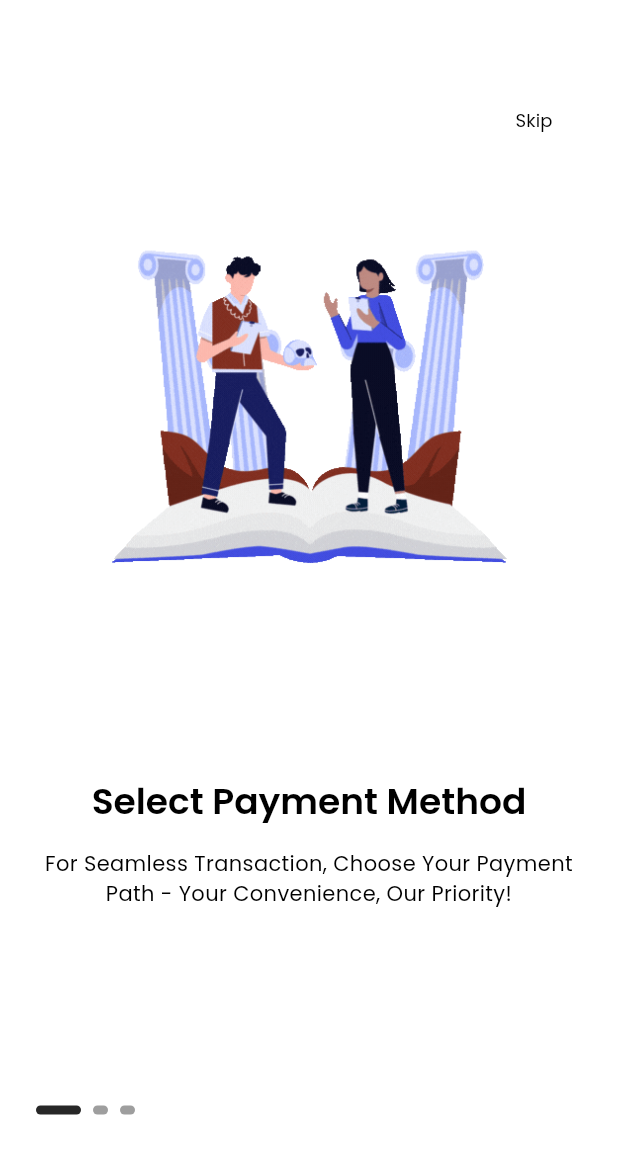
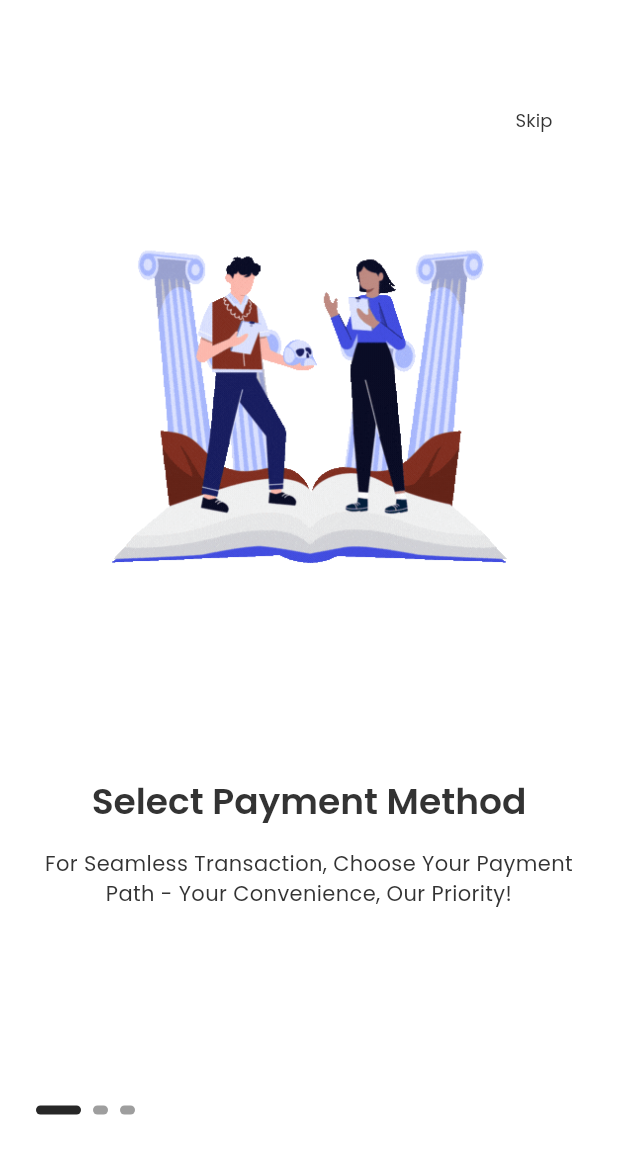
Before and after one commit to golamshakib/e-commerce-app_named-FlexiShop, a Flutter app: the screen it shows after launch, swiped to page 2, on a phone screen of 412 x 824 dp. Shown: the top 1154 px of the screen. Run offline on Flutter 3.47's test engine with Material 3 defaults, Android fonts, the phone set to English and light mode, and no system bars; drawn by our look-alikes of smooth_page_indicator; our stand-ins replace logger, shared_preferences.

Commit message:
modified all colors property

```diff
--- a/lib/utils/constants/colors.dart
+++ b/lib/utils/constants/colors.dart
@@ -11,7 +11,7 @@ class YColors {
   // -- T E X T   C O L O R S
   static const Color textPrimary = Color(0xFF333333);
   static const Color textSecondary = Color(0xFF6C757D);
-  static const Color textWhite = Colors.white;
+  static const Color textWhite = Color(0xFFFFFFFF);
 
   // -- B A C K G R O U N D   C O L O R S
   static const Color light = Color(0xFFF6F6f6);
--- a/lib/utils/theme/custom_themes/appbar_theme.dart
+++ b/lib/utils/theme/custom_themes/appbar_theme.dart
@@ -1,3 +1,4 @@
+import 'package:flexishop/utils/constants/colors.dart';
 import 'package:flutter/material.dart';
 
 class YAppBarTheme {
@@ -10,9 +11,9 @@ class YAppBarTheme {
     scrolledUnderElevation: 0,
     backgroundColor: Colors.transparent,
     surfaceTintColor: Colors.transparent,
-    iconTheme: IconThemeData(color: Colors.black, size: 24.0),
-    actionsIconTheme: IconThemeData(color: Colors.black, size: 24.0),
-    titleTextStyle: TextStyle(fontSize: 18.0, fontWeight: FontWeight.w600, color: Colors.black),
+    iconTheme: IconThemeData(color: YColors.black, size: 24.0),
+    actionsIconTheme: IconThemeData(color: YColors.black, size: 24.0),
+    titleTextStyle: TextStyle(fontSize: 18.0, fontWeight: FontWeight.w600, color: YColors.textPrimary),
   );
 
   // D A R K   A P P   B A R   T H E M E
@@ -22,8 +23,8 @@ class YAppBarTheme {
     scrolledUnderElevation: 0,
     backgroundColor: Colors.transparent,
     surfaceTintColor: Colors.transparent,
-    iconTheme: IconThemeData(color: Colors.white, size: 24.0),
-    actionsIconTheme: IconThemeData(color: Colors.white, size: 24.0),
-    titleTextStyle: TextStyle(fontSize: 18.0, fontWeight: FontWeight.w600, color: Colors.white),
+    iconTheme: IconThemeData(color: YColors.white, size: 24.0),
+    actionsIconTheme: IconThemeData(color: YColors.white, size: 24.0),
+    titleTextStyle: TextStyle(fontSize: 18.0, fontWeight: FontWeight.w600, color: YColors.textWhite),
   );
 }
--- a/lib/utils/theme/custom_themes/bottom_sheet_theme.dart
+++ b/lib/utils/theme/custom_themes/bottom_sheet_theme.dart
@@ -1,3 +1,4 @@
+import 'package:flexishop/utils/constants/colors.dart';
 import 'package:flutter/material.dart';
 
 class YBottomSheetTheme {
@@ -6,8 +7,8 @@ class YBottomSheetTheme {
   // L I G H T   B O T T O M   S H E E T   T H E M E
   static BottomSheetThemeData lightBottomSheetTheme = BottomSheetThemeData(
     showDragHandle: true,
-    backgroundColor: Colors.white,
-    modalBackgroundColor: Colors.white,
+    backgroundColor: YColors.light,
+    modalBackgroundColor: YColors.white,
     constraints: const BoxConstraints(minWidth: double.infinity),
     shape: RoundedRectangleBorder(borderRadius: BorderRadius.circular(16.0)),
   );
@@ -15,8 +16,8 @@ class YBottomSheetTheme {
   // D A R K   B O T T O M   S H E E T   T H E M E
   static BottomSheetThemeData darkBottomSheetTheme = BottomSheetThemeData(
     showDragHandle: true,
-    backgroundColor: Colors.black,
-    modalBackgroundColor: Colors.black,
+    backgroundColor: YColors.dark,
+    modalBackgroundColor: YColors.black,
     constraints: const BoxConstraints(minWidth: double.infinity),
     shape: RoundedRectangleBorder(borderRadius: BorderRadius.circular(16.0)),
   );
--- a/lib/utils/theme/custom_themes/checkbox_theme.dart
+++ b/lib/utils/theme/custom_themes/checkbox_theme.dart
@@ -1,3 +1,4 @@
+import 'package:flexishop/utils/constants/colors.dart';
 import 'package:flutter/material.dart';
 
 class YCheckboxTheme {
@@ -8,14 +9,14 @@ class YCheckboxTheme {
     shape: RoundedRectangleBorder(borderRadius: BorderRadius.circular(4.0)),
     checkColor: WidgetStateProperty.resolveWith((states) {
       if (states.contains(WidgetState.selected)) {
-        return Colors.white;
+        return YColors.white;
       } else {
-        return Colors.black;
+        return YColors.black;
       }
     }),
     fillColor: WidgetStateProperty.resolveWith((states) {
       if (states.contains(WidgetState.selected)) {
-        return Colors.blue;
+        return YColors.primary;
       } else {
         return Colors.transparent;
       }
@@ -27,14 +28,14 @@ class YCheckboxTheme {
     shape: RoundedRectangleBorder(borderRadius: BorderRadius.circular(4.0)),
     checkColor: WidgetStateProperty.resolveWith((states) {
       if (states.contains(WidgetState.selected)) {
-        return Colors.white;
+        return YColors.white;
       } else {
-        return Colors.black;
+        return YColors.black;
       }
     }),
     fillColor: WidgetStateProperty.resolveWith((states) {
       if (states.contains(WidgetState.selected)) {
-        return Colors.blue;
+        return YColors.primary;
       } else {
         return Colors.transparent;
       }
--- a/lib/utils/theme/custom_themes/chip_theme.dart
+++ b/lib/utils/theme/custom_themes/chip_theme.dart
@@ -1,3 +1,4 @@
+import 'package:flexishop/utils/constants/colors.dart';
 import 'package:flutter/material.dart';
 
 class YChipTheme {
@@ -5,19 +6,19 @@ class YChipTheme {
 
   // L I G H T   C H I P   T H E M E
   static ChipThemeData lightChipTheme = ChipThemeData(
-    disabledColor: Colors.grey.withOpacity(0.4),
-    labelStyle: const TextStyle(color: Colors.black),
-    selectedColor: Colors.blue,
+    disabledColor: YColors.grey.withOpacity(0.4),
+    labelStyle: const TextStyle(color: YColors.textPrimary),
+    selectedColor: YColors.primary,
     padding: const EdgeInsets.symmetric(horizontal: 12.0, vertical: 12.0),
-    checkmarkColor: Colors.white,
+    checkmarkColor: YColors.white,
   );
 
   // D A R K   C H I P   T H E M E
   static ChipThemeData darkChipTheme = ChipThemeData(
     disabledColor: Colors.grey.withOpacity(0.4),
-    labelStyle: const TextStyle(color: Colors.white),
-    selectedColor: Colors.blue,
+    labelStyle: const TextStyle(color: YColors.white),
+    selectedColor: YColors.primary,
     padding: const EdgeInsets.symmetric(horizontal: 12.0, vertical: 12.0),
-    checkmarkColor: Colors.white,
+    checkmarkColor: YColors.white,
   );
 }
--- a/lib/utils/theme/custom_themes/elevated_button_theme.dart
+++ b/lib/utils/theme/custom_themes/elevated_button_theme.dart
@@ -1,3 +1,4 @@
+import 'package:flexishop/utils/constants/colors.dart';
 import 'package:flutter/material.dart';
 
 class YElevatedButtonTheme {
@@ -7,13 +8,13 @@ class YElevatedButtonTheme {
   static ElevatedButtonThemeData lightElevatedButtonTheme = ElevatedButtonThemeData(
     style: ElevatedButton.styleFrom(
       elevation: 0,
-      foregroundColor: Colors.black,
-      backgroundColor: Colors.blue,
-      disabledForegroundColor: Colors.grey,
-      disabledBackgroundColor: Colors.grey,
-      side: const BorderSide(color: Colors.blue),
+      foregroundColor: YColors.black,
+      backgroundColor: YColors.buttonPrimary,
+      disabledForegroundColor: YColors.lightGrey,
+      disabledBackgroundColor: YColors.darkGrey,
+      side: const BorderSide(color: YColors.buttonPrimary),
       padding: const EdgeInsets.symmetric(vertical: 18.0),
-      textStyle: const TextStyle(fontSize: 16.0, fontWeight: FontWeight.w600, color: Colors.black),
+      textStyle: const TextStyle(fontSize: 16.0, fontWeight: FontWeight.w600, color: YColors.textPrimary),
       shape: RoundedRectangleBorder(borderRadius: BorderRadius.circular(12.0)),
     ),
   );
@@ -22,13 +23,13 @@ class YElevatedButtonTheme {
   static ElevatedButtonThemeData darkElevatedButtonTheme = ElevatedButtonThemeData(
     style: ElevatedButton.styleFrom(
       elevation: 0,
-      foregroundColor: Colors.white,
-      backgroundColor: Colors.blue,
-      disabledForegroundColor: Colors.grey,
-      disabledBackgroundColor: Colors.grey,
-      side: const BorderSide(color: Colors.blue),
+      foregroundColor: YColors.white,
+      backgroundColor: YColors.buttonPrimary,
+      disabledForegroundColor: YColors.darkGrey,
+      disabledBackgroundColor: YColors.lightGrey,
+      side: const BorderSide(color: YColors.buttonPrimary),
       padding: const EdgeInsets.symmetric(vertical: 18.0),
-      textStyle: const TextStyle(fontSize: 16.0, fontWeight: FontWeight.w600, color: Colors.white),
+      textStyle: const TextStyle(fontSize: 16.0, fontWeight: FontWeight.w600, color: YColors.textWhite),
       shape: RoundedRectangleBorder(borderRadius: BorderRadius.circular(12.0)),
     ),
   );
--- a/lib/utils/theme/custom_themes/outlined_button_theme.dart
+++ b/lib/utils/theme/custom_themes/outlined_button_theme.dart
@@ -1,3 +1,4 @@
+import 'package:flexishop/utils/constants/colors.dart';
 import 'package:flutter/material.dart';
 
 class YOutlinedButtonTheme {
@@ -8,11 +9,11 @@ class YOutlinedButtonTheme {
       OutlinedButtonThemeData(
     style: OutlinedButton.styleFrom(
       elevation: 0,
-      foregroundColor: Colors.black,
-      side: const BorderSide(color: Colors.blue),
+      foregroundColor: YColors.black,
+      side: const BorderSide(color: YColors.buttonPrimary),
       padding: const EdgeInsets.symmetric(vertical: 16.0, horizontal: 20.0),
       textStyle: const TextStyle(
-          fontSize: 16.0, fontWeight: FontWeight.w600, color: Colors.black),
+          fontSize: 16.0, fontWeight: FontWeight.w600, color: YColors.textPrimary),
       shape: RoundedRectangleBorder(borderRadius: BorderRadius.circular(14.0)),
     ),
   );
@@ -22,11 +23,11 @@ class YOutlinedButtonTheme {
       OutlinedButtonThemeData(
     style: OutlinedButton.styleFrom(
       elevation: 0,
-      foregroundColor: Colors.white,
-      side: const BorderSide(color: Colors.blueAccent),
+      foregroundColor: YColors.white,
+      side: const BorderSide(color: YColors.buttonPrimary),
       padding: const EdgeInsets.symmetric(vertical: 16.0, horizontal: 20.0),
       textStyle: const TextStyle(
-          fontSize: 16.0, fontWeight: FontWeight.w600, color: Colors.white),
+          fontSize: 16.0, fontWeight: FontWeight.w600, color: YColors.textWhite),
       shape: RoundedRectangleBorder(borderRadius: BorderRadius.circular(14.0)),
     ),
   );
--- a/lib/utils/theme/custom_themes/text_field_theme.dart
+++ b/lib/utils/theme/custom_themes/text_field_theme.dart
@@ -1,3 +1,4 @@
+import 'package:flexishop/utils/constants/colors.dart';
 import 'package:flutter/material.dart';
 
 class YTextFormFieldTheme {
@@ -6,64 +7,64 @@ class YTextFormFieldTheme {
   // L I G H T   F O r M   F I E L D   T H E M E
   static InputDecorationTheme lightInputDecorationTheme = InputDecorationTheme(
     errorMaxLines: 3,
-    prefixIconColor: Colors.grey,
-    suffixIconColor: Colors.grey,
+    prefixIconColor: YColors.darkerGrey,
+    suffixIconColor: YColors.darkerGrey,
     // constraints: const BoxConstraints.expand(height: 14.inputFieldHeight),
-    labelStyle: const TextStyle().copyWith(fontSize: 14.0, color: Colors.black),
-    hintStyle: const TextStyle().copyWith(fontSize: 14.0, color: Colors.black),
-    errorStyle: const TextStyle().copyWith(fontStyle: FontStyle.normal),
-    floatingLabelStyle: const TextStyle().copyWith(color: Colors.black.withOpacity(0.8)),
+    labelStyle: const TextStyle().copyWith(fontSize: 14.0, color: YColors.textPrimary),
+    hintStyle: const TextStyle().copyWith(fontSize: 14.0, color: YColors.textPrimary),
+    errorStyle: const TextStyle().copyWith(fontStyle: FontStyle.normal, color: YColors.error),
+    floatingLabelStyle: const TextStyle().copyWith(color: YColors.textPrimary.withOpacity(0.8)),
     border: const OutlineInputBorder().copyWith(
       borderRadius: BorderRadius.circular(14.0),
-      borderSide: const BorderSide(width: 1.0, color: Colors.grey),
+      borderSide: const BorderSide(width: 1.0, color: YColors.borderPrimary),
     ),
     enabledBorder: const OutlineInputBorder().copyWith(
       borderRadius: BorderRadius.circular(14.0),
-      borderSide: const BorderSide(width: 1.0, color: Colors.grey),
+      borderSide: const BorderSide(width: 1.0, color: YColors.borderPrimary),
     ),
     focusedBorder: const OutlineInputBorder().copyWith(
       borderRadius: BorderRadius.circular(14.0),
-      borderSide: const BorderSide(width: 1.0, color: Colors.black12),
+      borderSide: const BorderSide(width: 1.0, color: YColors.grey),
     ),
     errorBorder: const OutlineInputBorder().copyWith(
       borderRadius: BorderRadius.circular(14.0),
-      borderSide: const BorderSide(width: 1.0, color: Colors.red),
+      borderSide: const BorderSide(width: 1.0, color: YColors.error),
     ),
     focusedErrorBorder: const  OutlineInputBorder().copyWith(
       borderRadius: BorderRadius.circular(14.0),
-      borderSide: const BorderSide(width: 2.0, color: Colors.orange),
+      borderSide: const BorderSide(width: 2.0, color: YColors.warning),
     ),
   );
 
   // D A r K   F O r M   F I E L D   T H E M E
   static InputDecorationTheme darkInputDecorationTheme = InputDecorationTheme(
     errorMaxLines: 3,
-    prefixIconColor: Colors.grey,
-    suffixIconColor: Colors.grey,
+    prefixIconColor: YColors.lightGrey,
+    suffixIconColor: YColors.lightGrey,
     // constraints: const BoxConstraints.expand(height: 14.inputFieldHeight),
-    labelStyle: const TextStyle().copyWith(fontSize: 14.0, color: Colors.white),
-    hintStyle: const TextStyle().copyWith(fontSize: 14.0, color: Colors.white),
-    errorStyle: const TextStyle().copyWith(fontStyle: FontStyle.normal),
-    floatingLabelStyle: const TextStyle().copyWith(color: Colors.white.withOpacity(0.8)),
+    labelStyle: const TextStyle().copyWith(fontSize: 14.0, color: YColors.textWhite),
+    hintStyle: const TextStyle().copyWith(fontSize: 14.0, color: YColors.textWhite),
+    errorStyle: const TextStyle().copyWith(fontStyle: FontStyle.normal, color: YColors.error),
+    floatingLabelStyle: const TextStyle().copyWith(color: YColors.textWhite.withOpacity(0.8)),
     border: const OutlineInputBorder().copyWith(
       borderRadius: BorderRadius.circular(14.0),
-      borderSide: const BorderSide(width: 1.0, color: Colors.grey),
+      borderSide: const BorderSide(width: 1.0, color: YColors.borderSecondary),
     ),
     enabledBorder: const OutlineInputBorder().copyWith(
       borderRadius: BorderRadius.circular(14.0),
-      borderSide: const BorderSide(width: 1.0, color: Colors.grey),
+      borderSide: const BorderSide(width: 1.0, color: YColors.borderSecondary),
     ),
     focusedBorder: const OutlineInputBorder().copyWith(
       borderRadius: BorderRadius.circular(14.0),
-      borderSide: const BorderSide(width: 1.0, color: Colors.white),
+      borderSide: const BorderSide(width: 1.0, color: YColors.lightGrey),
     ),
     errorBorder: const OutlineInputBorder().copyWith(
       borderRadius: BorderRadius.circular(14.0),
-      borderSide: const BorderSide(width: 1.0, color: Colors.red),
+      borderSide: const BorderSide(width: 1.0, color: YColors.error),
     ),
     focusedErrorBorder: const  OutlineInputBorder().copyWith(
       borderRadius: BorderRadius.circular(14.0),
-      borderSide: const BorderSide(width: 2.0, color: Colors.orange),
+      borderSide: const BorderSide(width: 2.0, color: YColors.warning),
     ),
   );
 }
--- a/lib/utils/theme/custom_themes/text_theme.dart
+++ b/lib/utils/theme/custom_themes/text_theme.dart
@@ -1,41 +1,43 @@
 import 'package:flutter/material.dart';
+
+import '../../constants/colors.dart';
 
 class YTextTheme {
   YTextTheme._();
 
   // L I G H T   T E X T   T H E M E
   static TextTheme lightTextTheme = TextTheme(
-    headlineLarge: const TextStyle().copyWith(fontSize: 32.0, fontWeight: FontWeight.bold, color: Colors.black),
-    headlineMedium: const TextStyle().copyWith(fontSize: 24.0, fontWeight: FontWeight.w600, color: Colors.black),
-    headlineSmall: const TextStyle().copyWith(fontSize: 18.0, fontWeight: FontWeight.w600, color: Colors.black),
+    headlineLarge: const TextStyle().copyWith(fontSize: 32.0, fontWeight: FontWeight.bold, color: YColors.textPrimary),
+    headlineMedium: const TextStyle().copyWith(fontSize: 24.0, fontWeight: FontWeight.w600, color: YColors.textPrimary),
+    headlineSmall: const TextStyle().copyWith(fontSize: 18.0, fontWeight: FontWeight.w600, color: YColors.textPrimary),
 
-    titleLarge: const TextStyle().copyWith(fontSize: 16.0, fontWeight: FontWeight.w600, color: Colors.black),
-    titleMedium: const TextStyle().copyWith(fontSize: 16.0, fontWeight: FontWeight.w500, color: Colors.black),
-    titleSmall: const TextStyle().copyWith(fontSize: 16.0, fontWeight: FontWeight.w400, color: Colors.black),
+    titleLarge: const TextStyle().copyWith(fontSize: 16.0, fontWeight: FontWeight.w600, color: YColors.textPrimary),
+    titleMedium: const TextStyle().copyWith(fontSize: 16.0, fontWeight: FontWeight.w500, color: YColors.textPrimary),
+    titleSmall: const TextStyle().copyWith(fontSize: 16.0, fontWeight: FontWeight.w400, color: YColors.textPrimary),
 
-    bodyLarge: const TextStyle().copyWith(fontSize: 14.0, fontWeight: FontWeight.w500, color: Colors.black),
-    bodyMedium: const TextStyle().copyWith(fontSize: 14.0, fontWeight: FontWeight.normal, color: Colors.black),
-    bodySmall: const TextStyle().copyWith(fontSize: 14.0, fontWeight: FontWeight.w500, color: Colors.black.withOpacity(0.5)),
+    bodyLarge: const TextStyle().copyWith(fontSize: 14.0, fontWeight: FontWeight.w500, color: YColors.textPrimary),
+    bodyMedium: const TextStyle().copyWith(fontSize: 14.0, fontWeight: FontWeight.normal, color: YColors.textPrimary),
+    bodySmall: const TextStyle().copyWith(fontSize: 14.0, fontWeight: FontWeight.w500, color: YColors.textPrimary.withOpacity(0.5)),
 
-    labelLarge: const TextStyle().copyWith(fontSize: 12.0, fontWeight: FontWeight.normal, color: Colors.black),
-    labelMedium: const TextStyle().copyWith(fontSize: 12.0, fontWeight: FontWeight.normal, color: Colors.black.withOpacity(0.5)),
+    labelLarge: const TextStyle().copyWith(fontSize: 12.0, fontWeight: FontWeight.normal, color: YColors.textPrimary),
+    labelMedium: const TextStyle().copyWith(fontSize: 12.0, fontWeight: FontWeight.normal, color: YColors.textPrimary.withOpacity(0.5)),
   );
 
   // D A R K   T E X T   T H E M E
   static TextTheme darkTextTheme = TextTheme(
-    headlineLarge: const TextStyle().copyWith(fontSize: 32.0, fontWeight: FontWeight.bold, color: Colors.white),
-    headlineMedium: const TextStyle().copyWith(fontSize: 24.0, fontWeight: FontWeight.w600, color: Colors.white),
-    headlineSmall: const TextStyle().copyWith(fontSize: 18.0, fontWeight: FontWeight.w600, color: Colors.white),
+    headlineLarge: const TextStyle().copyWith(fontSize: 32.0, fontWeight: FontWeight.bold, color: YColors.textWhite),
+    headlineMedium: const TextStyle().copyWith(fontSize: 24.0, fontWeight: FontWeight.w600, color: YColors.textWhite),
+    headlineSmall: const TextStyle().copyWith(fontSize: 18.0, fontWeight: FontWeight.w600, color: YColors.textWhite),
 
-    titleLarge: const TextStyle().copyWith(fontSize: 16.0, fontWeight: FontWeight.w600, color: Colors.white),
-    titleMedium: const TextStyle().copyWith(fontSize: 16.0, fontWeight: FontWeight.w500, color: Colors.white),
-    titleSmall: const TextStyle().copyWith(fontSize: 16.0, fontWeight: FontWeight.w400, color: Colors.white),
+    titleLarge: const TextStyle().copyWith(fontSize: 16.0, fontWeight: FontWeight.w600, color: YColors.textWhite),
+    titleMedium: const TextStyle().copyWith(fontSize: 16.0, fontWeight: FontWeight.w500, color: YColors.textWhite),
+    titleSmall: const TextStyle().copyWith(fontSize: 16.0, fontWeight: FontWeight.w400, color: YColors.textWhite),
 
-    bodyLarge: const TextStyle().copyWith(fontSize: 14.0, fontWeight: FontWeight.w500, color: Colors.white),
-    bodyMedium: const TextStyle().copyWith(fontSize: 14.0, fontWeight: FontWeight.normal, color: Colors.white),
-    bodySmall: const TextStyle().copyWith(fontSize: 14.0, fontWeight: FontWeight.w500, color: Colors.white.withOpacity(0.5)),
+    bodyLarge: const TextStyle().copyWith(fontSize: 14.0, fontWeight: FontWeight.w500, color: YColors.textWhite),
+    bodyMedium: const TextStyle().copyWith(fontSize: 14.0, fontWeight: FontWeight.normal, color: YColors.textWhite),
+    bodySmall: const TextStyle().copyWith(fontSize: 14.0, fontWeight: FontWeight.w500, color: YColors.textWhite.withOpacity(0.5)),
 
-    labelLarge: const TextStyle().copyWith(fontSize: 12.0, fontWeight: FontWeight.normal, color: Colors.white),
-    labelMedium: const TextStyle().copyWith(fontSize: 12.0, fontWeight: FontWeight.normal, color: Colors.white.withOpacity(0.5)),
+    labelLarge: const TextStyle().copyWith(fontSize: 12.0, fontWeight: FontWeight.normal, color: YColors.textWhite),
+    labelMedium: const TextStyle().copyWith(fontSize: 12.0, fontWeight: FontWeight.normal, color: YColors.textWhite.withOpacity(0.5)),
   );
 }
```
